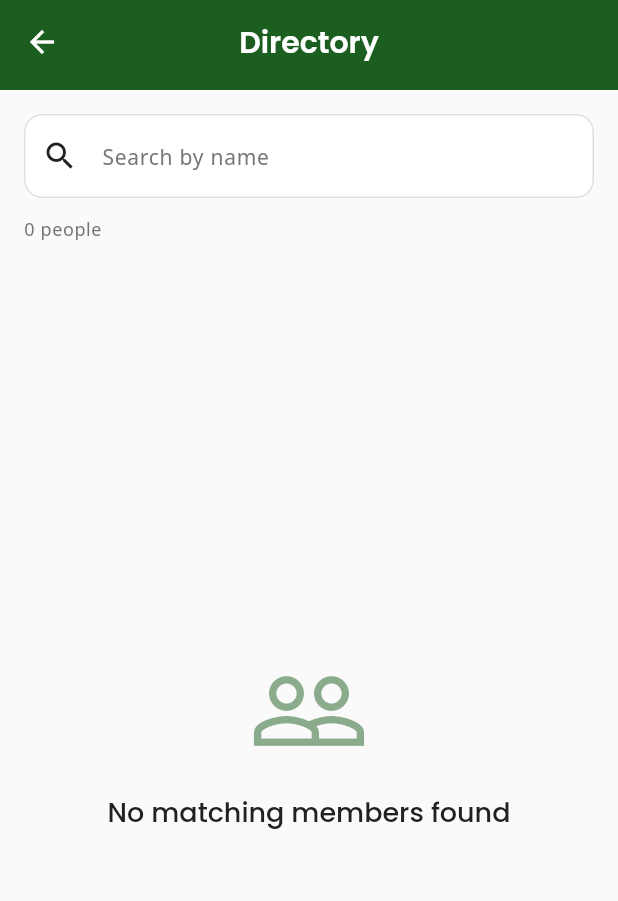
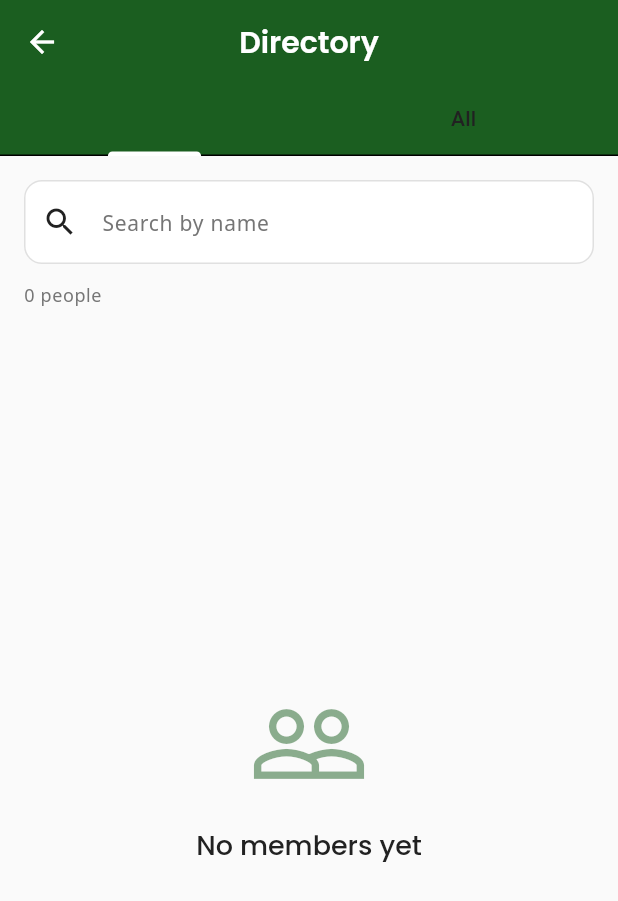
Before and after one commit to Priyanshu-Prime/Vanshavali, a Flutter app: the DirectoryScreen screen opened directly, on a phone screen of 412 x 824 dp. Shown: the top 901 px of the screen. Run offline on Flutter 3.47's test engine with Material 3 defaults, Android fonts, the phone set to English and light mode, and no system bars; our stand-ins replace app_links, cached_network_image, connectivity_plus, google_fonts, hive, hive_flutter and 4 more; missing offline and left inert: graphview, mobile_scanner, translator; accounts and stored records are empty.

Commit message:
Directory: split into My family / All tabs with pagination
- My family tab: existing connected-component list, in-memory search +
  village filter, unchanged behavior moved under a tab.
- All tab: whole-DB paginated infinite scroll (getMembersPage), server
  search via the debounced searchMembers when a query is present.
- Loading spinner + friendly bilingual empty states per tab.
- Offline-safe: page-fetch failure falls back to cached members with a
  gentle notice (guarded cache read, mirrors loadFullTree).
- Member tap-through to MemberDetailScreen preserved.

Co-Authored-By: Claude Opus 4.8 <noreply@anthropic.com>
Claude-Session: https://claude.ai/code/session_01ThvU5oTBJ2uv6nUFQYXJxB

```diff
--- a/lib/screens/directory/directory_screen.dart
+++ b/lib/screens/directory/directory_screen.dart
@@ -1,19 +1,23 @@
 import 'package:flutter/material.dart';
 import 'package:provider/provider.dart';
 
+import '../../models/family_member.dart';
 import '../../providers/auth_provider.dart';
 import '../../providers/family_provider.dart';
 import '../../providers/settings_provider.dart';
+import '../../services/local_storage_service.dart';
+import '../../services/supabase_service.dart';
 import '../../theme/app_spacing.dart';
 import '../../widgets/common_widgets.dart';
 import '../family/member_detail_screen.dart';
 
-/// A browsable, filterable directory of everyone in the user's CONNECTED family
-/// (the same connected component the full-tree view shows — see
-/// get_connected_tree). Deliberately scoped to the component: people in a
-/// separate, unconnected tree never appear here, so it can't be used to browse
-/// other families' data. Replaces the old whole-database Search, which leaked
-/// across trees.
+/// A browsable, filterable directory with two tabs:
+///  - "My family": the user's CONNECTED family component (get_connected_tree),
+///    filtered in memory. Deliberately scoped to the component so it can't be
+///    used to browse other families — this is the original directory behavior.
+///  - "All": every member in the database, paginated via getMembersPage and
+///    server-side search. RLS (migration 006) already allows this SELECT, so no
+///    new migration is needed.
 class DirectoryScreen extends StatefulWidget {
   const DirectoryScreen({super.key});
 
@@ -21,15 +25,38 @@ class DirectoryScreen extends StatefulWidget {
   State<DirectoryScreen> createState() => _DirectoryScreenState();
 }
 
-class _DirectoryScreenState extends State<DirectoryScreen> {
+class _DirectoryScreenState extends State<DirectoryScreen>
+    with SingleTickerProviderStateMixin {
+  static const int _allPageSize = 50; // <= Supabase max_rows cap
+
   final _searchController = TextEditingController();
   String _query = '';
-  String? _villageFilter; // null = all villages
+  String? _villageFilter; // null = all villages (My family tab only)
   String _loadedForId = '';
+
+  late final TabController _tabController;
+
+  // "All" tab pagination state (whole-database list).
+  final _allScroll = ScrollController();
+  final List<FamilyMember> _all = [];
+  int _allOffset = 0;
+  bool _allLoading = false;
+  bool _allHasMore = true;
+  bool _allFailed = false; // last fetch fell back to cache
+
+  @override
+  void initState() {
+    super.initState();
+    _tabController = TabController(length: 2, vsync: this);
+    _allScroll.addListener(_onAllScroll);
+    _loadNextAllPage();
+  }
 
   @override
   void dispose() {
     _searchController.dispose();
+    _tabController.dispose();
+    _allScroll.dispose();
     super.dispose();
   }
 
@@ -43,15 +70,122 @@ class _DirectoryScreenState extends State<DirectoryScreen> {
     });
   }
 
+  void _onAllScroll() {
+    if (!_allScroll.hasClients) return;
+    final pos = _allScroll.position;
+    if (pos.pixels >= pos.maxScrollExtent - 400) _loadNextAllPage();
+  }
+
+  /// Loads the next page of the whole-database list. Offline-safe: on failure
+  /// (or offline) it falls back to the cached members and flags a gentle notice,
+  /// matching the app's degrade-gracefully pattern.
+  Future<void> _loadNextAllPage() async {
+    if (_allLoading || !_allHasMore) return;
+    setState(() => _allLoading = true);
+    try {
+      if (!await SyncService.isOnline()) {
+        _fallbackAllToCache();
+        return;
+      }
+      final page = await SupabaseService.getMembersPage(
+          limit: _allPageSize, offset: _allOffset);
+      if (!mounted) return;
+      setState(() {
+        _all.addAll(page);
+        _allOffset += page.length;
+        _allHasMore = page.length == _allPageSize;
+        _allFailed = false;
+        _allLoading = false;
+      });
+    } catch (e) {
+      debugPrint('Directory "All" page load failed: $e');
+      _fallbackAllToCache();
+    }
+  }
+
+  void _fallbackAllToCache() {
+    if (!mounted) return;
+    // The cache read itself can throw if local storage isn't available (e.g. a
+    // widget test with no Hive) — never let it escape, mirroring loadFullTree.
+    List<FamilyMember> cached = const [];
+    try {
+      cached = LocalStorageService.getAllFamilyMembers();
+    } catch (_) {}
+    setState(() {
+      if (_all.isEmpty) _all.addAll(cached);
+      _allHasMore = false; // don't keep retrying a dead network on scroll
+      _allFailed = true;
+      _allLoading = false;
+    });
+  }
+
   @override
   Widget build(BuildContext context) {
     final l10n = context.l10n;
     final fp = context.watch<FamilyProvider>();
     final me = context.read<AuthProvider>().currentMember;
-    final locale = context.watch<SettingsProvider>().locale.languageCode;
 
     _ensureLoaded(fp, me?.id);
 
+    return Scaffold(
+      appBar: AppBar(
+        title: Text(l10n.directory),
+        bottom: TabBar(
+          controller: _tabController,
+          tabs: [
+            Tab(text: l10n.directoryMyFamily),
+            Tab(text: l10n.directoryAll),
+          ],
+        ),
+      ),
+      body: Column(
+        children: [
+          Padding(
+            padding: const EdgeInsets.fromLTRB(
+                AppSpacing.md, AppSpacing.md, AppSpacing.md, AppSpacing.sm),
+            child: TextField(
+              controller: _searchController,
+              decoration: InputDecoration(
+                hintText: l10n.searchByName,
+                prefixIcon: const Icon(Icons.search),
+                suffixIcon: _query.isNotEmpty
+                    ? IconButton(
+                        icon: const Icon(Icons.clear),
+                        onPressed: () {
+                          _searchController.clear();
+                          fp.clearSearch();
+                          setState(() => _query = '');
+                        },
+                      )
+                    : null,
+              ),
+              onChanged: (v) {
+                // ponytail: fire server search on every tab; the provider
+                // debounces (350ms) + caps at pageSize, so the wasted call while
+                // on "My family" is negligible for a village-sized dataset.
+                fp.searchMembers(v);
+                setState(() => _query = v);
+              },
+            ),
+          ),
+          Expanded(
+            child: TabBarView(
+              controller: _tabController,
+              children: [
+                _buildMyFamilyTab(fp, me),
+                _buildAllTab(fp),
+              ],
+            ),
+          ),
+        ],
+      ),
+    );
+  }
+
+  // ---- "My family" tab: connected component, in-memory search/filter ----
+  Widget _buildMyFamilyTab(FamilyProvider fp, FamilyMember? me) {
+    final l10n = context.l10n;
+    final locale = context.watch<SettingsProvider>().locale.languageCode;
     final people = fp.fullTree;
     final villages = (people
             .map((m) => m.villageOrigin)
@@ -72,39 +206,8 @@ class _DirectoryScreenState extends State<DirectoryScreen> {
     }).toList()
       ..sort((a, b) => a.getFullName(locale).compareTo(b.getFullName(locale)));
 
-    return Scaffold(
-      appBar: AppBar(
-        title: Text(l10n.directory),
-        bottom: PreferredSize(
-          preferredSize: const Size.fromHeight(4),
-          child: fp.isLoadingFullTree
-              ? const LinearProgressIndicator(minHeight: 3)
-              : const SizedBox.shrink(),
-        ),
-      ),
-      body: Column(
+    return Column(
       children: [
-          Padding(
-            padding: const EdgeInsets.fromLTRB(
-                AppSpacing.md, AppSpacing.md, AppSpacing.md, AppSpacing.sm),
-            child: TextField(
-              controller: _searchController,
-              decoration: InputDecoration(
-                hintText: l10n.searchByName,
-                prefixIcon: const Icon(Icons.search),
-                suffixIcon: _query.isNotEmpty
-                    ? IconButton(
-                        icon: const Icon(Icons.clear),
-                        onPressed: () {
-                          _searchController.clear();
-                          setState(() => _query = '');
-                        },
-                      )
-                    : null,
-              ),
-              onChanged: (v) => setState(() => _query = v),
-            ),
-          ),
         if (villages.isNotEmpty)
           SizedBox(
             height: 44,
@@ -144,23 +247,93 @@ class _DirectoryScreenState extends State<DirectoryScreen> {
           ),
         ),
         Expanded(
-            child: filtered.isEmpty
+          child: fp.isLoadingFullTree && people.isEmpty
+              ? AppWidgets.loading(message: l10n.loading)
+              : filtered.isEmpty
                   ? AppWidgets.empty(
-                    message: fp.isLoadingFullTree
-                        ? l10n.loading
-                        : l10n.noResultsFound,
+                      message: (q.isNotEmpty || _villageFilter != null)
+                          ? l10n.noResultsFound
+                          : l10n.noMembersYet,
                       icon: Icons.people_outline,
                     )
                   : ListView.builder(
                       itemCount: filtered.length,
+                      itemBuilder: (context, i) =>
+                          _memberTile(filtered[i], me, locale),
+                    ),
+        ),
+      ],
+    );
+  }
+
+  // ---- "All" tab: whole database, paginated + server search ----
+  Widget _buildAllTab(FamilyProvider fp) {
+    final l10n = context.l10n;
+    final locale = context.watch<SettingsProvider>().locale.languageCode;
+    final me = context.read<AuthProvider>().currentMember;
+    final searching = _query.trim().isNotEmpty;
+
+    // While searching, defer to the provider's debounced server search.
+    if (searching) {
+      final results = fp.searchResults;
+      if (fp.isLoading && results.isEmpty) {
+        return AppWidgets.loading(message: l10n.loading);
+      }
+      if (results.isEmpty) {
+        return AppWidgets.empty(
+            message: l10n.noResultsFound, icon: Icons.search_off);
+      }
+      return ListView.builder(
+        itemCount: results.length,
+        itemBuilder: (context, i) => _memberTile(results[i], me, locale),
+      );
+    }
+
+    if (_all.isEmpty) {
+      if (_allLoading) return AppWidgets.loading(message: l10n.loading);
+      return AppWidgets.empty(
+          message: l10n.noMembersYet, icon: Icons.people_outline);
+    }
+
+    return Column(
+      children: [
+        if (_allFailed)
+          Container(
+            width: double.infinity,
+            color: Theme.of(context).colorScheme.secondaryContainer,
+            padding: const EdgeInsets.symmetric(
+                horizontal: AppSpacing.md, vertical: AppSpacing.sm),
+            child: Text(
+              l10n.showingSavedMembers,
+              style: Theme.of(context).textTheme.bodySmall,
+            ),
+          ),
+        Expanded(
+          child: ListView.builder(
+            controller: _allScroll,
+            itemCount: _all.length + (_allHasMore ? 1 : 0),
             itemBuilder: (context, i) {
-                      final m = filtered[i];
+              if (i >= _all.length) {
+                return const Padding(
+                  padding: EdgeInsets.all(AppSpacing.md),
+                  child: Center(child: CircularProgressIndicator()),
+                );
+              }
+              return _memberTile(_all[i], me, locale);
+            },
+          ),
+        ),
+      ],
+    );
+  }
+
+  Widget _memberTile(FamilyMember m, FamilyMember? me, String locale) {
+    final l10n = context.l10n;
     final isMe = m.id == me?.id;
     return ListTile(
       leading: CircleAvatar(child: Text(m.initial)),
       title: Text(m.getFullName(locale)),
-                        subtitle: m.villageOrigin != null &&
-                                m.villageOrigin!.trim().isNotEmpty
+      subtitle: m.villageOrigin != null && m.villageOrigin!.trim().isNotEmpty
           ? Text(m.villageOrigin!)
           : null,
       trailing: isMe
@@ -169,8 +342,7 @@ class _DirectoryScreenState extends State<DirectoryScreen> {
               visualDensity: VisualDensity.compact,
             )
           : (m.isClaimed
-                                ? const Icon(Icons.verified,
-                                    size: 18, color: Colors.green)
+              ? const Icon(Icons.verified, size: 18, color: Colors.green)
               : null),
       onTap: () => Navigator.push(
         context,
@@ -179,11 +351,5 @@ class _DirectoryScreenState extends State<DirectoryScreen> {
         ),
       ),
     );
-                    },
-                  ),
-          ),
-        ],
-      ),
-    );
   }
 }
```
Lines whose indentation alone changed are shown as unchanged.
